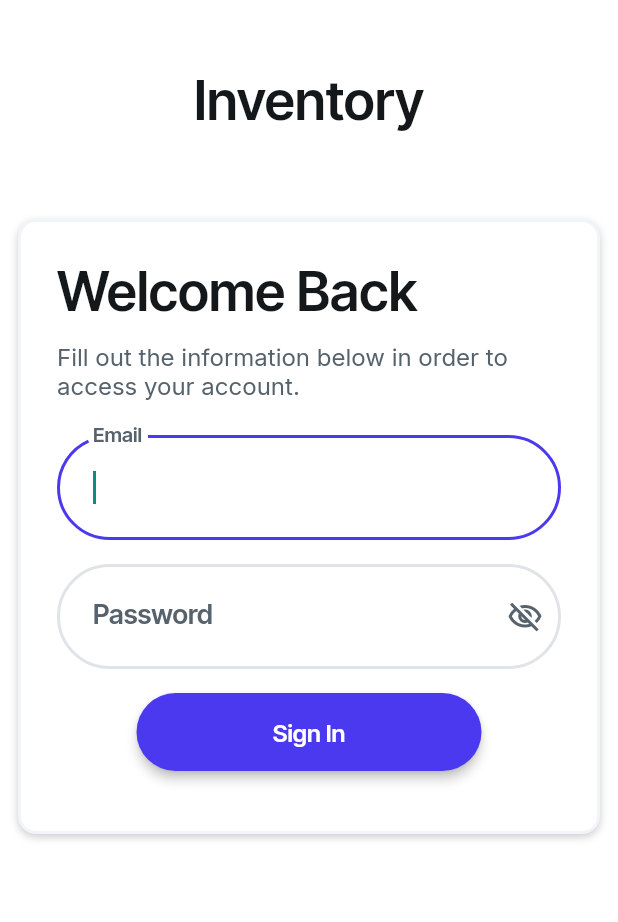
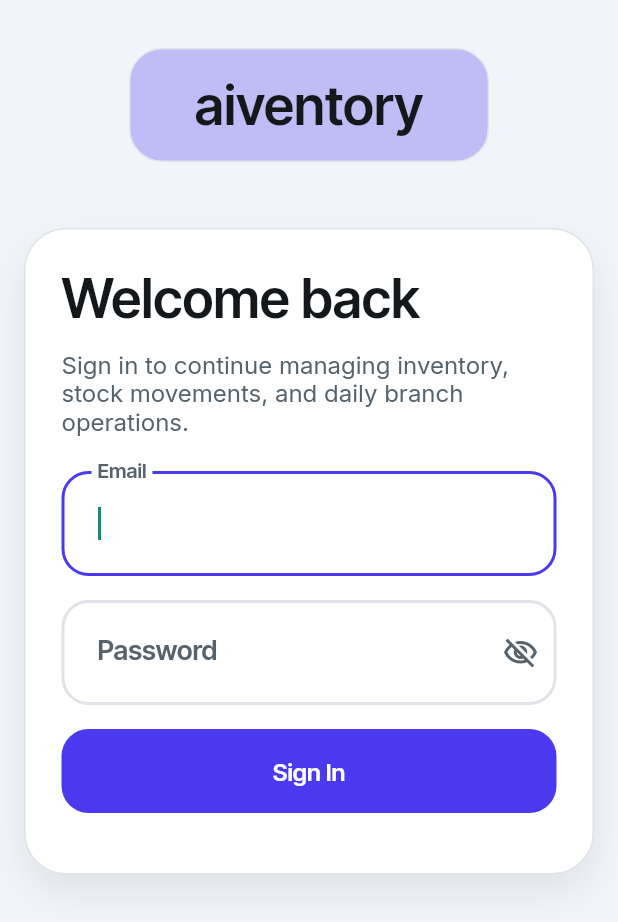
Before and after one commit to IzzuddinYussof/aiventory, a Flutter app: the screen it shows after launch, on a phone screen of 412 x 824 dp. Shown: the top 922 px of the screen. Run offline on Flutter 3.47's test engine with Material 3 defaults, Android fonts, the phone set to English and light mode, and no system bars; drawn by our look-alikes of auto_size_text; our stand-ins replace dropdown_button2, equatable, flutter_animate, font_awesome_flutter, from_css_color, go_router and 5 more; missing offline and left inert: flutter_barcode_scanner, json_path, mime_type; accounts and stored records are empty.

Commit message:
Phase 3: polish aiventory login and dashboard

```diff
--- a/lib/login/login_widget.dart
+++ b/lib/login/login_widget.dart
@@ -89,7 +89,7 @@ class _LoginWidgetState extends State<LoginWidget> {
       },
       child: Scaffold(
         key: scaffoldKey,
-        backgroundColor: FlutterFlowTheme.of(context).secondaryBackground,
+        backgroundColor: FlutterFlowTheme.of(context).primaryBackground,
         body: SafeArea(
           top: true,
           child: Stack(
@@ -105,14 +105,19 @@ class _LoginWidgetState extends State<LoginWidget> {
                         padding: EdgeInsetsDirectional.fromSTEB(
                             0.0, 32.0, 0.0, 32.0),
                         child: Container(
-                          width: 200.0,
-                          height: 70.0,
+                          width: 240.0,
+                          height: 76.0,
                           decoration: BoxDecoration(
-                            borderRadius: BorderRadius.circular(16.0),
+                            borderRadius: BorderRadius.circular(22.0),
+                            color: FlutterFlowTheme.of(context).accent1,
+                            border: Border.all(
+                              color: FlutterFlowTheme.of(context).alternate,
+                              width: 1.0,
+                            ),
                           ),
                           alignment: AlignmentDirectional(0.0, 0.0),
                           child: Text(
-                            'Inventory',
+                            'aiventory',
                             style: FlutterFlowTheme.of(context)
                                 .displaySmall
                                 .override(
@@ -136,30 +141,30 @@ class _LoginWidgetState extends State<LoginWidget> {
                         ),
                       ),
                       Padding(
-                        padding: EdgeInsets.all(12.0),
+                        padding: EdgeInsetsDirectional.fromSTEB(
+                            16.0, 12.0, 16.0, 12.0),
                         child: Container(
                           width: double.infinity,
                           constraints: BoxConstraints(
-                            maxWidth: 570.0,
+                            maxWidth: 620.0,
                           ),
                           decoration: BoxDecoration(
                             color: FlutterFlowTheme.of(context)
                                 .secondaryBackground,
                             boxShadow: [
                               BoxShadow(
-                                blurRadius: 4.0,
-                                color: Color(0x33000000),
+                                blurRadius: 22.0,
+                                color: Color(0x140A1718),
                                 offset: Offset(
                                   0.0,
-                                  2.0,
+                                  12.0,
                                 ),
                               )
                             ],
-                            borderRadius: BorderRadius.circular(12.0),
+                            borderRadius: BorderRadius.circular(28.0),
                             border: Border.all(
-                              color: FlutterFlowTheme.of(context)
-                                  .primaryBackground,
-                              width: 2.0,
+                              color: FlutterFlowTheme.of(context).alternate,
+                              width: 1.0,
                             ),
                           ),
                           child: Align(
@@ -171,7 +176,7 @@ class _LoginWidgetState extends State<LoginWidget> {
                                 crossAxisAlignment: CrossAxisAlignment.start,
                                 children: [
                                   Text(
-                                    'Welcome Back',
+                                    'Welcome back',
                                     textAlign: TextAlign.start,
                                     style: FlutterFlowTheme.of(context)
                                         .displaySmall
@@ -201,7 +206,7 @@ class _LoginWidgetState extends State<LoginWidget> {
                                     padding: EdgeInsetsDirectional.fromSTEB(
                                         0.0, 12.0, 0.0, 24.0),
                                     child: Text(
-                                      'Fill out the information below in order to access your account.',
+                                      'Sign in to continue managing inventory, stock movements, and daily branch operations.',
                                       textAlign: TextAlign.start,
                                       style: FlutterFlowTheme.of(context)
                                           .labelLarge
@@ -279,7 +284,7 @@ class _LoginWidgetState extends State<LoginWidget> {
                                               width: 2.0,
                                             ),
                                             borderRadius:
-                                                BorderRadius.circular(40.0),
+                                                BorderRadius.circular(18.0),
                                           ),
                                           focusedBorder: OutlineInputBorder(
                                             borderSide: BorderSide(
@@ -289,7 +294,7 @@ class _LoginWidgetState extends State<LoginWidget> {
                                               width: 2.0,
                                             ),
                                             borderRadius:
-                                                BorderRadius.circular(40.0),
+                                                BorderRadius.circular(18.0),
                                           ),
                                           errorBorder: OutlineInputBorder(
                                             borderSide: BorderSide(
@@ -299,7 +304,7 @@ class _LoginWidgetState extends State<LoginWidget> {
                                               width: 2.0,
                                             ),
                                             borderRadius:
-                                                BorderRadius.circular(40.0),
+                                                BorderRadius.circular(18.0),
                                           ),
                                           focusedErrorBorder:
                                               OutlineInputBorder(
@@ -310,7 +315,7 @@ class _LoginWidgetState extends State<LoginWidget> {
                                               width: 2.0,
                                             ),
                                             borderRadius:
-                                                BorderRadius.circular(40.0),
+                                                BorderRadius.circular(18.0),
                                           ),
                                           filled: true,
                                           fillColor:
@@ -402,7 +407,7 @@ class _LoginWidgetState extends State<LoginWidget> {
                                               width: 2.0,
                                             ),
                                             borderRadius:
-                                                BorderRadius.circular(40.0),
+                                                BorderRadius.circular(18.0),
                                           ),
                                           focusedBorder: OutlineInputBorder(
                                             borderSide: BorderSide(
@@ -412,7 +417,7 @@ class _LoginWidgetState extends State<LoginWidget> {
                                               width: 2.0,
                                             ),
                                             borderRadius:
-                                                BorderRadius.circular(40.0),
+                                                BorderRadius.circular(18.0),
                                           ),
                                           errorBorder: OutlineInputBorder(
                                             borderSide: BorderSide(
@@ -422,7 +427,7 @@ class _LoginWidgetState extends State<LoginWidget> {
                                               width: 2.0,
                                             ),
                                             borderRadius:
-                                                BorderRadius.circular(40.0),
+                                                BorderRadius.circular(18.0),
                                           ),
                                           focusedErrorBorder:
                                               OutlineInputBorder(
@@ -433,7 +438,7 @@ class _LoginWidgetState extends State<LoginWidget> {
                                               width: 2.0,
                                             ),
                                             borderRadius:
-                                                BorderRadius.circular(40.0),
+                                                BorderRadius.circular(18.0),
                                           ),
                                           filled: true,
                                           fillColor:
@@ -547,8 +552,8 @@ class _LoginWidgetState extends State<LoginWidget> {
                                         },
                                         text: 'Sign In',
                                         options: FFButtonOptions(
-                                          width: 230.0,
-                                          height: 52.0,
+                                          width: double.infinity,
+                                          height: 56.0,
                                           padding:
                                               EdgeInsetsDirectional.fromSTEB(
                                                   0.0, 0.0, 0.0, 0.0),
@@ -584,13 +589,13 @@ class _LoginWidgetState extends State<LoginWidget> {
                                                         .titleSmall
                                                         .fontStyle,
                                               ),
-                                          elevation: 3.0,
+                                          elevation: 0.0,
                                           borderSide: BorderSide(
                                             color: Colors.transparent,
                                             width: 1.0,
                                           ),
                                           borderRadius:
-                                              BorderRadius.circular(40.0),
+                                              BorderRadius.circular(18.0),
                                         ),
                                       ),
                                     ),
```
Also changed, not shown: lib/dashboard_h_q/dashboard_h_q_widget.dart (+66 -10 lines), 1 other file.
